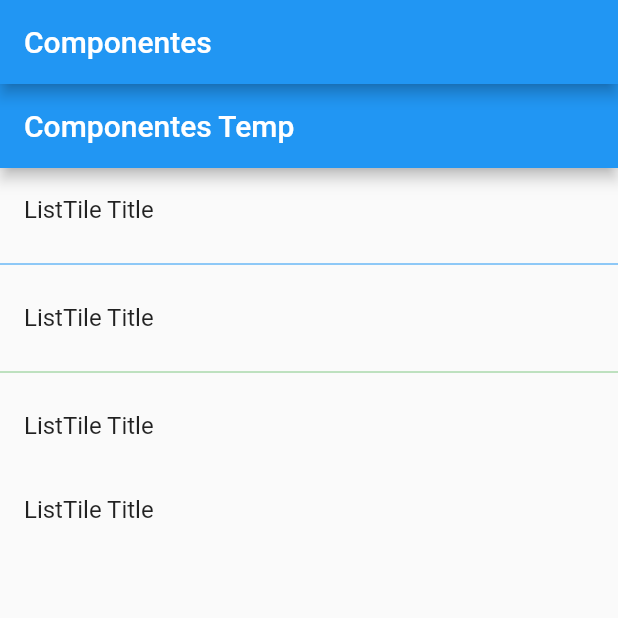
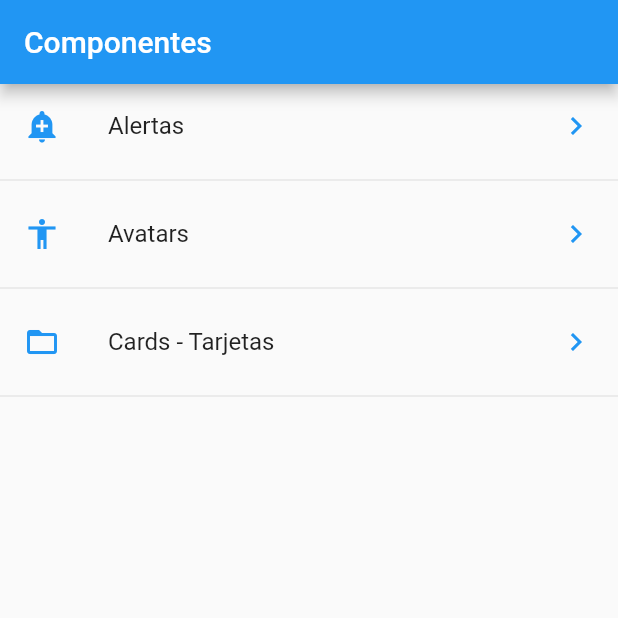
Before and after one commit to elizabeth0809/FlutterComponentes, a Flutter app: the screen it shows after launch, on a phone screen of 412 x 824 dp, the top half of it. Run offline on Flutter 3.47's test engine with Material 2 defaults, Android fonts, the phone set to English and light mode, and no system bars.

Commit message:
first commit

```diff
--- /dev/null
+++ b/data/menu_opts.json
@@ -0,0 +1,20 @@
+{
+    "nombreApp" : "Componentes",
+    "rutas" : [
+        {
+            "ruta" : "alert",
+            "icon" : "add_alert",
+            "texto": "Alertas"
+        },
+        {
+            "ruta" : "avatar",
+            "icon" : "accessibility",
+            "texto": "Avatars"
+        },
+        {
+            "ruta" : "card",
+            "icon" : "folder_open",
+            "texto": "Cards - Tarjetas"
+        }
+    ]
+}
--- a/lib/main.dart
+++ b/lib/main.dart
@@ -1,5 +1,9 @@
-import 'package:eliza_aplicacion/src/pages/home_temp.dart';
+import 'package:eliza_aplicacion/src/pages/alert_pages.dart';
+
+import 'package:eliza_aplicacion/src/routes/routes.dart';
 import 'package:flutter/material.dart';
+
+//import 'package:eliza_aplicacion/src/pages/home_temp.dart';
 
 void main() => runApp(MyApp());
 
@@ -9,12 +13,15 @@ class MyApp extends StatelessWidget {
     return MaterialApp(
       title: 'Componentes App',
       debugShowCheckedModeBanner: false, //Esto elimina la cinta roja de el banner
-      home: Scaffold(
-        appBar: AppBar(
-          title: Text('Componentes'),
-        ),
-        body: HomePageTemp()
-      ),
+      initialRoute: '/',
+      routes: getApplicationRoutes(),
+      onGenerateRoute: (RouteSettings settings){
+        print('Ruta llamada : ${settings.name}');
+
+        return MaterialPageRoute
+        (builder: (BuildContext context) => AlertPage()
+        );
+      },
     );
   }
 }
--- /dev/null
+++ b/lib/src/pages/home_page.dart
@@ -0,0 +1,55 @@
+import 'package:eliza_aplicacion/src/pages/alert_pages.dart';
+import 'package:eliza_aplicacion/src/providers/menu_provider.dart';
+import 'package:eliza_aplicacion/src/utils/icono_string_util.dart';
+import 'package:flutter/material.dart';
+class HomePage extends StatelessWidget {
+
+
+  @override
+  Widget build(BuildContext context) {
+    return Scaffold(
+     appBar: AppBar(
+       title: Text('Componentes'),
+     ),
+     body: _lista(),
+    );
+  }
+Widget _lista(){
+//print(menuProvider.opciones);
+/*menuProvider.cargarData().then((opciones){
+
+});*/
+return FutureBuilder(
+  future: menuProvider.cargarData(),
+  initialData: [],
+  builder: (context, AsyncSnapshot<List<dynamic>> snapshot){
+
+      return ListView(
+    children: _listaItems(snapshot.data, context),
+  );
+  },
+
+  );
+
+}
+List<Widget> _listaItems(List<dynamic> data, BuildContext context){
+  final List<Widget> opciones =[];
+  data.forEach((opt){
+    final widgetTemp = ListTile(
+      title: Text(opt['texto']),
+      leading: getIcon(opt['icon']),
+      trailing:Icon(Icons.keyboard_arrow_right, color:Colors.blue),
+      onTap:(){
+        Navigator.pushNamed(context, opt['ruta']);
+        /*final route = MaterialPageRoute(
+          builder: (context) => AlertPage()
+        );
+        Navigator.push(context, route);*/
+      },
+    );
+    opciones..add(widgetTemp)
+            ..add(Divider());
+  });
+return opciones;
+}
+}
--- /dev/null
+++ b/lib/src/routes/routes.dart
@@ -0,0 +1,18 @@
+
+import 'package:eliza_aplicacion/src/pages/alert_pages.dart';
+import 'package:eliza_aplicacion/src/pages/avatar_page.dart';
+import 'package:eliza_aplicacion/src/pages/card_page.dart';
+import 'package:eliza_aplicacion/src/pages/home_page.dart';
+import 'package:flutter/material.dart';
+
+Map<String, WidgetBuilder> getApplicationRoutes(){
+
+return<String, WidgetBuilder>{
+        '/' : (BuildContext context) => HomePage(),
+        'alert' : (BuildContext context) => AlertPage(),
+        'avatar' : (BuildContext context) => AvatarPage(),
+        'card' : (BuildContext context) => CardPage(),
+
+
+      };
+}
--- /dev/null
+++ b/lib/src/utils/icono_string_util.dart
@@ -0,0 +1,11 @@
+import 'package:flutter/material.dart';
+
+final _icons = <String, IconData>{
+  'add_alert' : Icons.add_alert,
+  'accessibility' :Icons.accessibility,
+  'folder_open'   :Icons.folder_open,
+};
+
+Icon getIcon (String nombreIcono){
+  return Icon (_icons[nombreIcono], color: Colors.blue);
+}
--- a/pubspec.yaml
+++ b/pubspec.yaml
@@ -45,8 +45,8 @@ flutter:
   uses-material-design: true
 
   # To add assets to your application, add an assets section, like this:
-  # assets:
-  #   - images/a_dot_burr.jpeg
+  assets:
+    - data/menu_opts.json
   #   - images/a_dot_ham.jpeg
 
   # An image asset can refer to one or more resolution-specific "variants", see
```
Also changed, not shown: lib/src/pages/alert_pages.dart (added, +20 -0 lines), lib/src/pages/avatar_page.dart (added, +14 -0 lines), lib/src/pages/card_page.dart (added, +66 -0 lines), lib/src/pages/home_temp.dart (+36 -1 lines), lib/src/providers/menu_provider.dart (added, +22 -0 lines).
